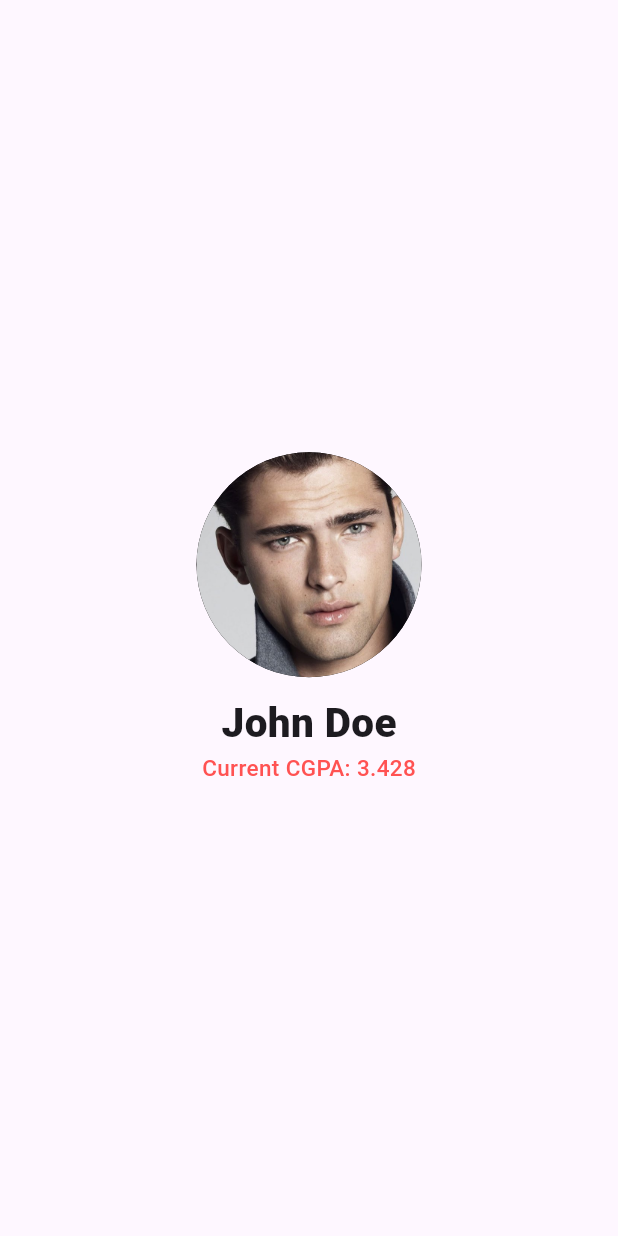
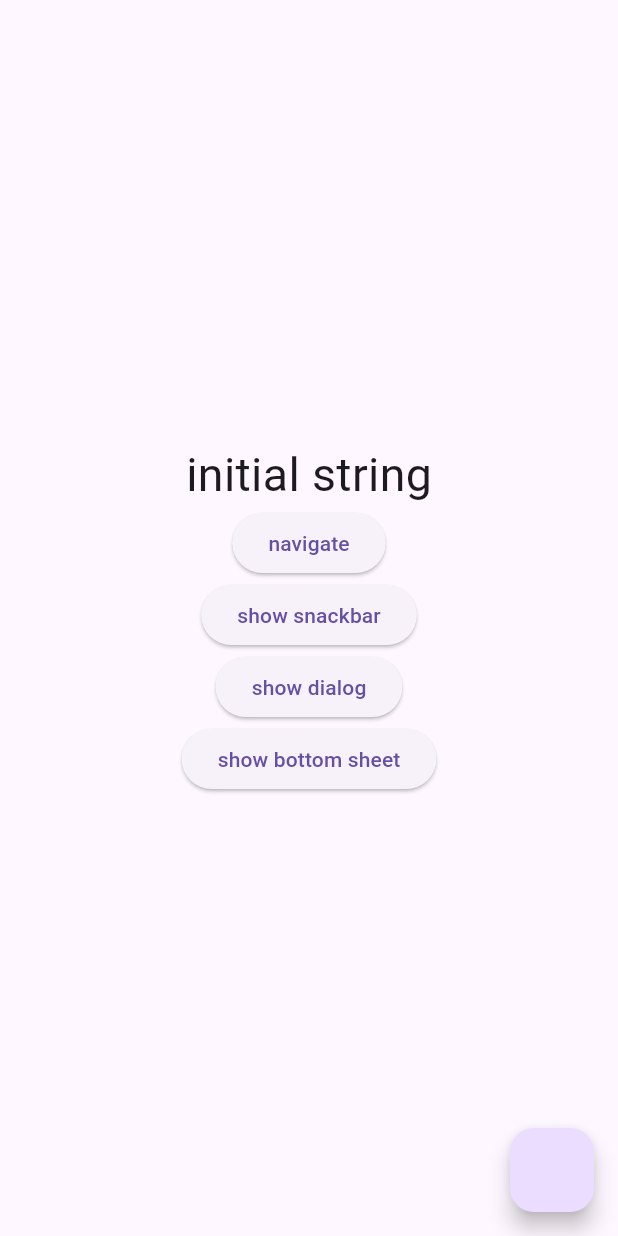
Before and after one commit to sherimello/demo-app, a Flutter app: the screen it shows after launch, on a phone screen of 412 x 824 dp. Run offline on Flutter 3.47's test engine with Material 3 defaults, Android fonts, the phone set to English and light mode, and no system bars; our stand-ins replace get.

Commit message:
getx all functions shown

```diff
--- /dev/null
+++ b/lib/controllers/controller1.dart
@@ -0,0 +1,10 @@
+import 'package:get/get.dart';
+
+class Controller1 extends GetxController{
+  RxString data = "initial string".obs;
+
+  void updateData() {
+    data.value = "updated string";
+  }
+
+}
--- a/lib/main.dart
+++ b/lib/main.dart
@@ -1,6 +1,8 @@
+import 'package:demo_app/screens/getx_example.dart';
 import 'package:demo_app/screens/home.dart';
 import 'package:flutter/cupertino.dart';
 import 'package:flutter/material.dart';
+import 'package:get/get.dart';
 
 void main() {
   runApp(const MyApp());
@@ -11,8 +13,8 @@ class MyApp extends StatelessWidget {
 
   @override
   Widget build(BuildContext context) {
-    return const MaterialApp(
+    return const GetMaterialApp(
       debugShowCheckedModeBanner: false,
-        home: Home());
+        home: GetxExample());
   }
 }
--- /dev/null
+++ b/lib/screens/getx_example.dart
@@ -0,0 +1,87 @@
+import 'package:demo_app/controllers/controller1.dart';
+import 'package:demo_app/screens/home.dart';
+import 'package:demo_app/widgets/getx_example_widgets/bottom_sheet_contents.dart';
+import 'package:demo_app/widgets/getx_example_widgets/buttons.dart';
+import 'package:flutter/material.dart';
+import 'package:get/get.dart';
+
+class GetxExample extends StatelessWidget {
+  const GetxExample({super.key});
+
+  @override
+  Widget build(BuildContext context) {
+    Controller1 controller1 = Get.put(Controller1());
+    RxInt i = 0.obs;
+
+    return Obx(() => Scaffold(
+          floatingActionButton: FloatingActionButton(
+            onPressed: () {
+              controller1.updateData();
+            },
+          ),
+          body: Center(
+            child: Column(
+              mainAxisAlignment: MainAxisAlignment.center,
+              children: [
+                Text(
+                  controller1.data.value,
+                  style: const TextStyle(fontSize: 31),
+                ),
+                Buttons(
+                    tag: "navigate",
+                    function: () {
+                      Get.to(const Home());
+                    }),
+                Buttons(
+                    tag: "show snackbar",
+                    function: () {
+                      Get.snackbar("demo snackbar", "hello world!");
+                    }),
+                Buttons(
+                    tag: "show dialog",
+                    function: () {
+                      Get.defaultDialog(
+                          title: "demo dialog",
+                          content: const Text("hello world!"));
+                    }),
+                Buttons(
+                    tag: "show bottom sheet",
+                    function: () {
+                      Get.bottomSheet(Container(
+                        width: Get.width,
+                        decoration: const BoxDecoration(
+                            color: Colors.white,
+                            borderRadius: BorderRadius.only(
+                                topLeft: Radius.circular(17),
+                                topRight: Radius.circular(17))),
+                        child: Column(
+                          mainAxisSize: MainAxisSize.min,
+                          crossAxisAlignment: CrossAxisAlignment.start,
+                          children: [
+                            Padding(
+                              padding: const EdgeInsets.symmetric(
+                                  horizontal: 17, vertical: 17),
+                              child: BottomSheetContents(tag: "light mode", function: () {
+                                Get.changeTheme(ThemeData.light());
+                              },)
+                            ),
+                            Padding(
+                              padding:
+                                  const EdgeInsets.symmetric(horizontal: 17.0),
+                              child: BottomSheetContents(tag: "dark mode", function: () {
+                                Get.changeTheme(ThemeData.dark());
+                              },)
+                            ),
+                            const SizedBox(
+                              height: 17,
+                            )
+                          ],
+                        ),
+                      ));
+                    }),
+              ],
+            ),
+          ),
+        ));
+  }
+}
--- /dev/null
+++ b/lib/widgets/getx_example_widgets/buttons.dart
@@ -0,0 +1,18 @@
+import 'package:flutter/material.dart';
+import 'package:get/get.dart';
+
+import '../../screens/home.dart';
+
+class Buttons extends StatelessWidget {
+
+  final String tag;
+  final Function function;
+
+  const Buttons({super.key, required this.tag, required this.function});
+
+  @override
+  Widget build(BuildContext context) {
+    return ElevatedButton(onPressed: () => function(),
+        child: Text(tag));
+  }
+}
--- a/pubspec.yaml
+++ b/pubspec.yaml
@@ -35,6 +35,7 @@ dependencies:
   # The following adds the Cupertino Icons font to your application.
   # Use with the CupertinoIcons class for iOS style icons.
   cupertino_icons: ^1.0.6
+  get: ^4.6.6
 
 dev_dependencies:
   flutter_test:
```
Also changed, not shown: lib/widgets/getx_example_widgets/bottom_sheet_contents.dart (added, +20 -0 lines), pubspec.lock.
